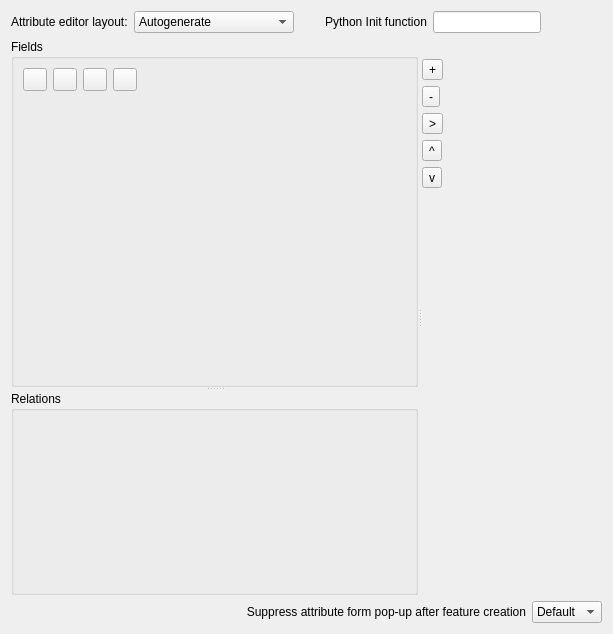
Before: the Qt Designer form src/ui/qgsfieldspropertiesbase.ui in qgis/QGIS, drawn with Qt 5.
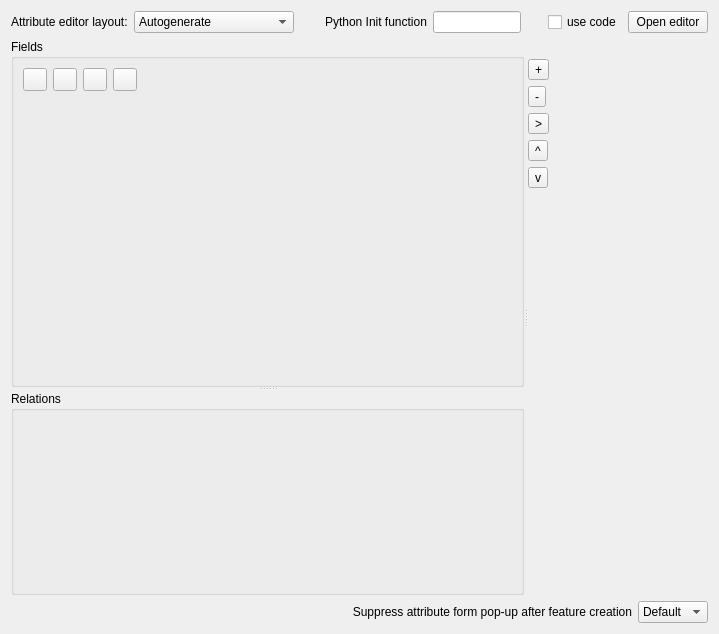
After: the same form once the commit is applied. Icons and pictures are not drawn. Custom widgets are drawn as their Qt base class.

The edit to the form file:
```diff
--- a/src/ui/qgsfieldspropertiesbase.ui
+++ b/src/ui/qgsfieldspropertiesbase.ui
@@ -6,7 +6,7 @@
    <rect>
     <x>0</x>
     <y>0</y>
-    <width>613</width>
+    <width>719</width>
     <height>634</height>
    </rect>
   </property>
@@ -113,6 +113,20 @@
        </property>
       </spacer>
      </item>
+     <item>
+      <widget class="QCheckBox" name="leEditFormInitUseCode">
+       <property name="text">
+        <string>use code</string>
+       </property>
+      </widget>
+     </item>
+     <item>
+      <widget class="QPushButton" name="leButtonOpenEditor">
+       <property name="text">
+        <string>Open editor</string>
+       </property>
+      </widget>
+     </item>
     </layout>
    </item>
    <item row="2" column="0" colspan="7">
```
Left out of the diff: 59 changed lines with no effect on the pictures.
